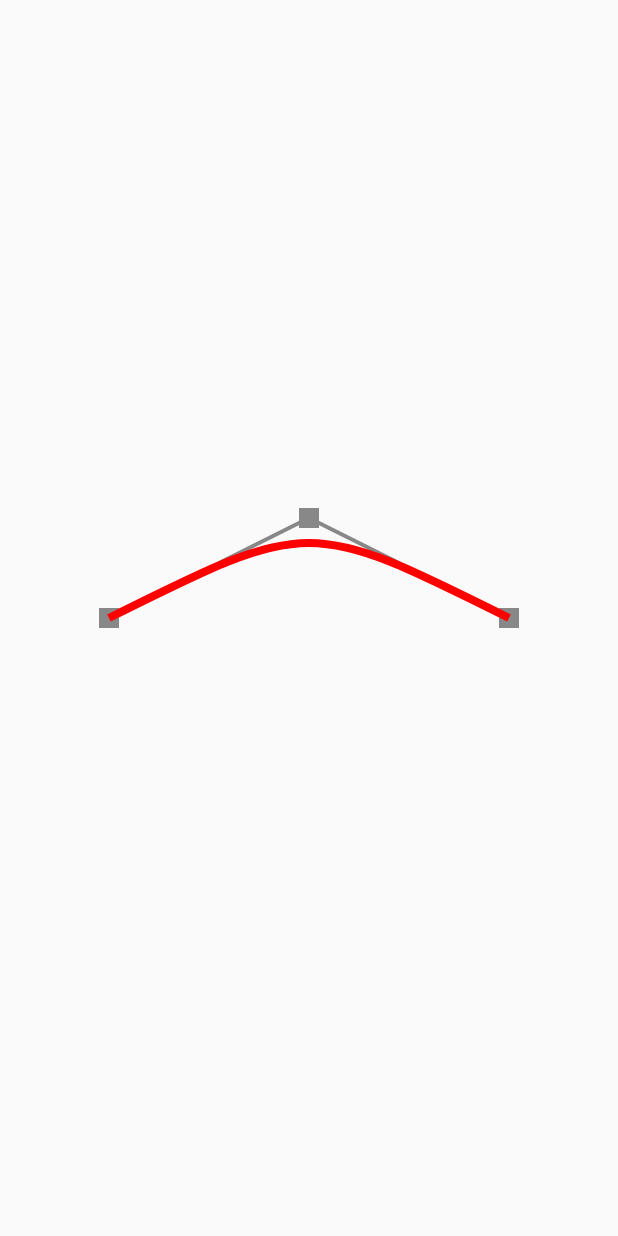
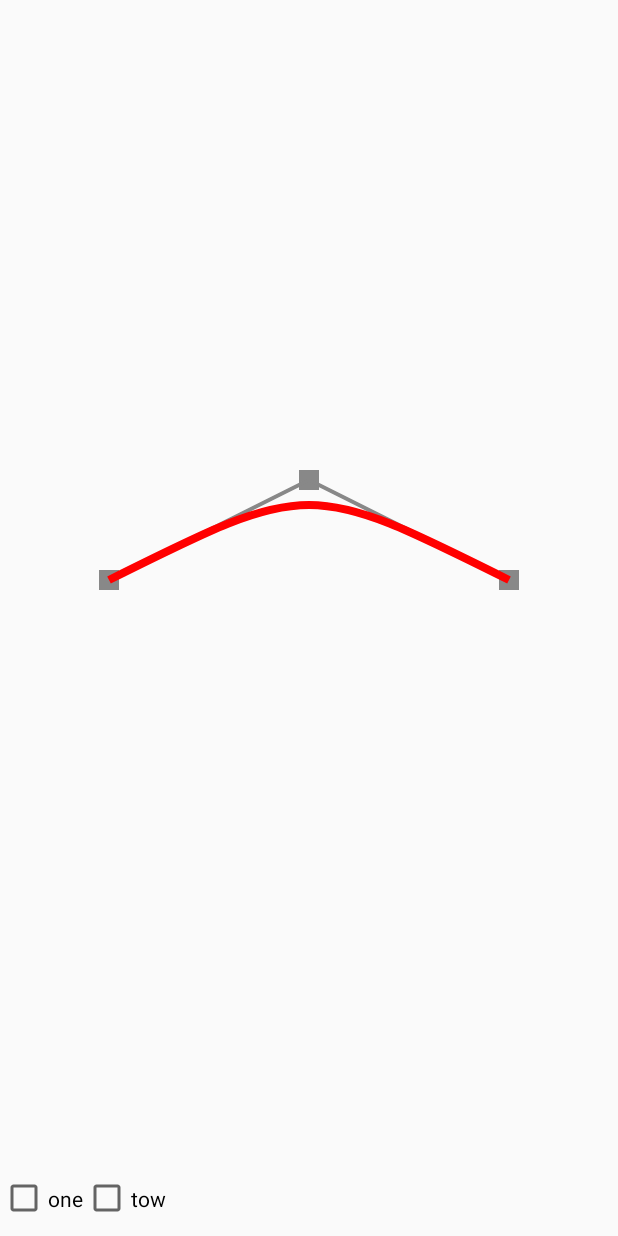
Before and after one commit to boiledwater/demo, an Android app: the screen it shows after launch (Bezier2Activity), on a phone screen of 412 x 824 dp. Run offline under Robolectric (Android 15) with nearby library versions, the phone set to English and light mode, and no system bars; libraries missing offline, so code that uses them is left out: com.tencent.bugly; 1 statement that could not run was skipped.

Commit message:
Bezier2View

```diff
--- a/app/src/main/java/com/demo/bezier/Bezier2Activity.java
+++ b/app/src/main/java/com/demo/bezier/Bezier2Activity.java
@@ -2,6 +2,7 @@ package com.demo.bezier;
 
 import android.app.Activity;
 import android.os.Bundle;
+import android.view.View;
 
 import com.demo.R;
 
@@ -9,9 +10,25 @@ import com.demo.R;
  * Created by HuLiZhong on 2016/11/15.
  */
 public class Bezier2Activity extends Activity {
+
+    private Bezier2View bezier2View;
+
     @Override
     protected void onCreate(Bundle savedInstanceState) {
         super.onCreate(savedInstanceState);
         setContentView(R.layout.activity_bezier2);
+        bezier2View = (Bezier2View) findViewById(R.id.bv);
+        findViewById(R.id.cb_1).setOnClickListener(new View.OnClickListener() {
+            @Override
+            public void onClick(View v) {
+                bezier2View.setMode(true);
+            }
+        });
+        findViewById(R.id.cb_2).setOnClickListener(new View.OnClickListener() {
+            @Override
+            public void onClick(View v) {
+                bezier2View.setMode(false);
+            }
+        });
     }
 }
--- a/app/src/main/res/layout/activity_bezier2.xml
+++ b/app/src/main/res/layout/activity_bezier2.xml
@@ -1,12 +1,32 @@
 <?xml version="1.0" encoding="utf-8"?>
-<FrameLayout xmlns:android="http://schemas.android.com/apk/res/android"
+<LinearLayout xmlns:android="http://schemas.android.com/apk/res/android"
     xmlns:tools="http://schemas.android.com/tools"
     android:layout_width="match_parent"
-    android:layout_height="match_parent">
+    android:layout_height="match_parent"
+    android:orientation="vertical">
 
     <com.demo.bezier.Bezier2View
+        android:id="@+id/bv"
         android:layout_width="fill_parent"
-        android:layout_height="fill_parent"
-        android:layout_gravity="center" />
+        android:layout_height="0dp"
+        android:layout_gravity="center"
+        android:layout_weight="1" />
 
-</FrameLayout>
+    <LinearLayout
+        android:layout_width="match_parent"
+        android:layout_height="50dp"
+        android:orientation="horizontal">
+
+        <CheckBox
+            android:id="@+id/cb_1"
+            android:layout_width="wrap_content"
+            android:layout_height="match_parent"
+            android:text="one" />
+
+        <CheckBox
+            android:id="@+id/cb_2"
+            android:layout_width="wrap_content"
+            android:layout_height="match_parent"
+            android:text="tow" />
+    </LinearLayout>
+</LinearLayout>
```
